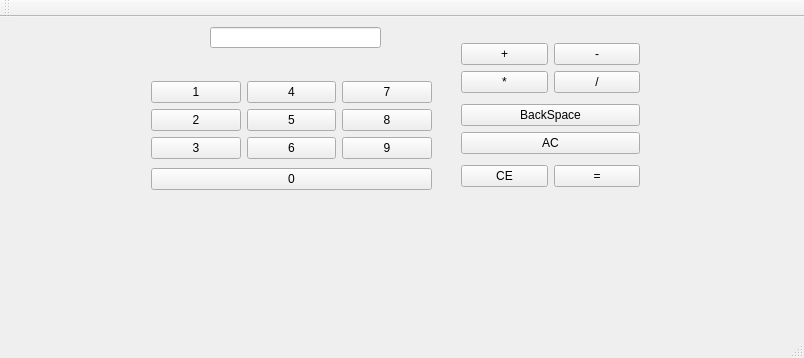
llfWilliam/SimpleCalculator, file mainwindow.ui: the form before one commit.
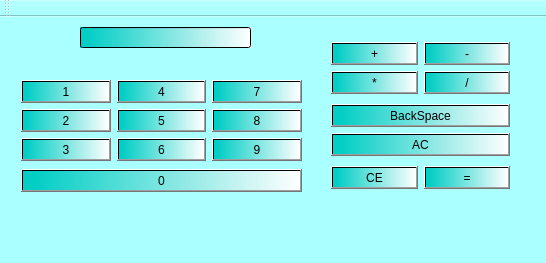
The form after the commit.

Commit message:
李刘凡修改了
加入了非法输入的检测，即不能连续输入运算符，修改了一些莫名其妙的问题，优化了样式表，增加了工具提示

Patch:
```diff
--- a/mainwindow.ui
+++ b/mainwindow.ui
@@ -6,28 +6,34 @@
    <rect>
     <x>0</x>
     <y>0</y>
-    <width>804</width>
-    <height>358</height>
+    <width>546</width>
+    <height>263</height>
    </rect>
   </property>
   <property name="windowTitle">
-   <string>MainWindow</string>
+   <string>计算器</string>
+  </property>
+  <property name="styleSheet">
+   <string notr="true">background-color: rgb(170, 255, 255);</string>
   </property>
   <widget class="QWidget" name="centralWidget">
    <widget class="QLineEdit" name="resultDisplay">
     <property name="geometry">
      <rect>
-      <x>210</x>
+      <x>80</x>
       <y>10</y>
       <width>171</width>
       <height>21</height>
      </rect>
     </property>
+    <property name="styleSheet">
+     <string notr="true">background-color: qlineargradient(spread:pad, x1:0, y1:0, x2:1, y2:0, stop:0.0386473 rgba(0, 205, 196, 252), stop:1 rgba(255, 255, 255, 255));</string>
+    </property>
    </widget>
    <widget class="QWidget" name="layoutWidget">
     <property name="geometry">
      <rect>
-      <x>450</x>
+      <x>320</x>
       <y>10</y>
       <width>201</width>
       <height>178</height>
@@ -40,6 +46,9 @@
         <layout class="QVBoxLayout" name="verticalLayout_4">
          <item>
           <widget class="QPushButton" name="ButtonAdd">
+           <property name="styleSheet">
+            <string notr="true">background-color: qlineargradient(spread:pad, x1:0, y1:0, x2:1, y2:0, stop:0.0386473 rgba(0, 205, 196, 252), stop:1 rgba(255, 255, 255, 255));</string>
+           </property>
            <property name="text">
             <string>+</string>
            </property>
@@ -47,6 +56,9 @@
          </item>
          <item>
           <widget class="QPushButton" name="ButtonMultiple">
+           <property name="styleSheet">
+            <string notr="true">background-color: qlineargradient(spread:pad, x1:0, y1:0, x2:1, y2:0, stop:0.0386473 rgba(0, 205, 196, 252), stop:1 rgba(255, 255, 255, 255));</string>
+           </property>
            <property name="text">
             <string>*</string>
            </property>
@@ -58,6 +70,9 @@
         <layout class="QVBoxLayout" name="verticalLayout_5">
          <item>
           <widget class="QPushButton" name="ButtonMinus">
+           <property name="styleSheet">
+            <string notr="true">background-color: qlineargradient(spread:pad, x1:0, y1:0, x2:1, y2:0, stop:0.0386473 rgba(0, 205, 196, 252), stop:1 rgba(255, 255, 255, 255));</string>
+           </property>
            <property name="text">
             <string>-</string>
            </property>
@@ -65,6 +80,12 @@
          </item>
          <item>
           <widget class="QPushButton" name="ButtonDivide">
+           <property name="toolTip">
+            <string>&lt;html&gt;&lt;head/&gt;&lt;body&gt;&lt;p&gt;不要除以0哦&lt;/p&gt;&lt;/body&gt;&lt;/html&gt;</string>
+           </property>
+           <property name="styleSheet">
+            <string notr="true">background-color: qlineargradient(spread:pad, x1:0, y1:0, x2:1, y2:0, stop:0.0386473 rgba(0, 205, 196, 252), stop:1 rgba(255, 255, 255, 255));</string>
+           </property>
            <property name="text">
             <string>/</string>
            </property>
@@ -78,6 +99,9 @@
       <layout class="QVBoxLayout" name="verticalLayout_7">
        <item>
         <widget class="QPushButton" name="ButtonBackSpace">
+         <property name="styleSheet">
+          <string notr="true">background-color: qlineargradient(spread:pad, x1:0, y1:0, x2:1, y2:0, stop:0.0386473 rgba(0, 205, 196, 252), stop:1 rgba(255, 255, 255, 255));</string>
+         </property>
          <property name="text">
           <string>BackSpace</string>
          </property>
@@ -85,6 +109,9 @@
        </item>
        <item>
         <widget class="QPushButton" name="ButtonClear">
+         <property name="styleSheet">
+          <string notr="true">background-color: qlineargradient(spread:pad, x1:0, y1:0, x2:1, y2:0, stop:0.0386473 rgba(0, 205, 196, 252), stop:1 rgba(255, 255, 255, 255));</string>
+         </property>
          <property name="text">
           <string>AC</string>
          </property>
@@ -96,6 +123,9 @@
       <layout class="QHBoxLayout" name="horizontalLayout_3">
        <item>
         <widget class="QPushButton" name="ButtonClearAll">
+         <property name="styleSheet">
+          <string notr="true">background-color: qlineargradient(spread:pad, x1:0, y1:0, x2:1, y2:0, stop:0.0386473 rgba(0, 205, 196, 252), stop:1 rgba(255, 255, 255, 255));</string>
+         </property>
          <property name="text">
           <string>CE</string>
          </property>
@@ -103,6 +133,9 @@
        </item>
        <item>
         <widget class="QPushButton" name="ButtonEqual">
+         <property name="styleSheet">
+          <string notr="true">background-color: qlineargradient(spread:pad, x1:0, y1:0, x2:1, y2:0, stop:0.0386473 rgba(0, 205, 196, 252), stop:1 rgba(255, 255, 255, 255));</string>
+         </property>
          <property name="text">
           <string>=</string>
          </property>
@@ -115,7 +148,7 @@
    <widget class="QWidget" name="layoutWidget">
     <property name="geometry">
      <rect>
-      <x>140</x>
+      <x>10</x>
       <y>50</y>
       <width>303</width>
       <height>139</height>
@@ -128,6 +161,9 @@
         <layout class="QVBoxLayout" name="verticalLayout">
          <item>
           <widget class="QPushButton" name="Button1">
+           <property name="styleSheet">
+            <string notr="true">background-color: qlineargradient(spread:pad, x1:0, y1:0, x2:1, y2:0, stop:0.0386473 rgba(0, 205, 196, 252), stop:1 rgba(255, 255, 255, 255));</string>
+           </property>
            <property name="text">
             <string>1</string>
            </property>
@@ -135,6 +171,9 @@
          </item>
          <item>
           <widget class="QPushButton" name="Button2">
+           <property name="styleSheet">
+            <string notr="true">background-color: qlineargradient(spread:pad, x1:0, y1:0, x2:1, y2:0, stop:0.0386473 rgba(0, 205, 196, 252), stop:1 rgba(255, 255, 255, 255));</string>
+           </property>
            <property name="text">
             <string>2</string>
            </property>
@@ -142,6 +181,9 @@
          </item>
          <item>
           <widget class="QPushButton" name="Button3">
+           <property name="styleSheet">
+            <string notr="true">background-color: qlineargradient(spread:pad, x1:0, y1:0, x2:1, y2:0, stop:0.0386473 rgba(0, 205, 196, 252), stop:1 rgba(255, 255, 255, 255));</string>
+           </property>
            <property name="text">
             <string>3</string>
            </property>
@@ -153,6 +195,9 @@
         <layout class="QVBoxLayout" name="verticalLayout_2">
          <item>
           <widget class="QPushButton" name="Button4">
+           <property name="styleSheet">
+            <string notr="true">background-color: qlineargradient(spread:pad, x1:0, y1:0, x2:1, y2:0, stop:0.0386473 rgba(0, 205, 196, 252), stop:1 rgba(255, 255, 255, 255));</string>
+           </property>
            <property name="text">
             <string>4</string>
            </property>
@@ -160,6 +205,9 @@
          </item>
          <item>
           <widget class="QPushButton" name="Button5">
+           <property name="styleSheet">
+            <string notr="true">background-color: qlineargradient(spread:pad, x1:0, y1:0, x2:1, y2:0, stop:0.0386473 rgba(0, 205, 196, 252), stop:1 rgba(255, 255, 255, 255));</string>
+           </property>
            <property name="text">
             <string>5</string>
            </property>
@@ -167,6 +215,9 @@
          </item>
          <item>
           <widget class="QPushButton" name="Button6">
+           <property name="styleSheet">
+            <string notr="true">background-color: qlineargradient(spread:pad, x1:0, y1:0, x2:1, y2:0, stop:0.0386473 rgba(0, 205, 196, 252), stop:1 rgba(255, 255, 255, 255));</string>
+           </property>
            <property name="text">
             <string>6</string>
            </property>
@@ -178,6 +229,9 @@
         <layout class="QVBoxLayout" name="verticalLayout_3">
          <item>
           <widget class="QPushButton" name="Button7">
+           <property name="styleSheet">
+            <string notr="true">background-color: qlineargradient(spread:pad, x1:0, y1:0, x2:1, y2:0, stop:0.0386473 rgba(0, 205, 196, 252), stop:1 rgba(255, 255, 255, 255));</string>
+           </property>
            <property name="text">
             <string>7</string>
            </property>
@@ -185,6 +239,9 @@
          </item>
          <item>
           <widget class="QPushButton" name="Button8">
+           <property name="styleSheet">
+            <string notr="true">background-color: qlineargradient(spread:pad, x1:0, y1:0, x2:1, y2:0, stop:0.0386473 rgba(0, 205, 196, 252), stop:1 rgba(255, 255, 255, 255));</string>
+           </property>
            <property name="text">
             <string>8</string>
            </property>
@@ -192,6 +249,9 @@
          </item>
          <item>
           <widget class="QPushButton" name="Button9">
+           <property name="styleSheet">
+            <string notr="true">background-color: qlineargradient(spread:pad, x1:0, y1:0, x2:1, y2:0, stop:0.0386473 rgba(0, 205, 196, 252), stop:1 rgba(255, 255, 255, 255));</string>
+           </property>
            <property name="text">
             <string>9</string>
            </property>
@@ -203,6 +263,15 @@
      </item>
      <item>
       <widget class="QPushButton" name="Button0">
+       <property name="toolTip">
+        <string>&lt;html&gt;&lt;head/&gt;&lt;body&gt;&lt;p&gt;不能作为除数&lt;/p&gt;&lt;/body&gt;&lt;/html&gt;</string>
+       </property>
+       <property name="whatsThis">
+        <string>&lt;html&gt;&lt;head/&gt;&lt;body&gt;&lt;p&gt;&lt;br/&gt;&lt;/p&gt;&lt;/body&gt;&lt;/html&gt;</string>
+       </property>
+       <property name="styleSheet">
+        <string notr="true">background-color: qlineargradient(spread:pad, x1:0, y1:0, x2:1, y2:0, stop:0.0386473 rgba(0, 205, 196, 252), stop:1 rgba(255, 255, 255, 255));</string>
+       </property>
        <property name="text">
         <string>0</string>
        </property>
```
Left out of the diff: 4 changed lines with no effect on the pictures. The commit also changes 1 other file.
